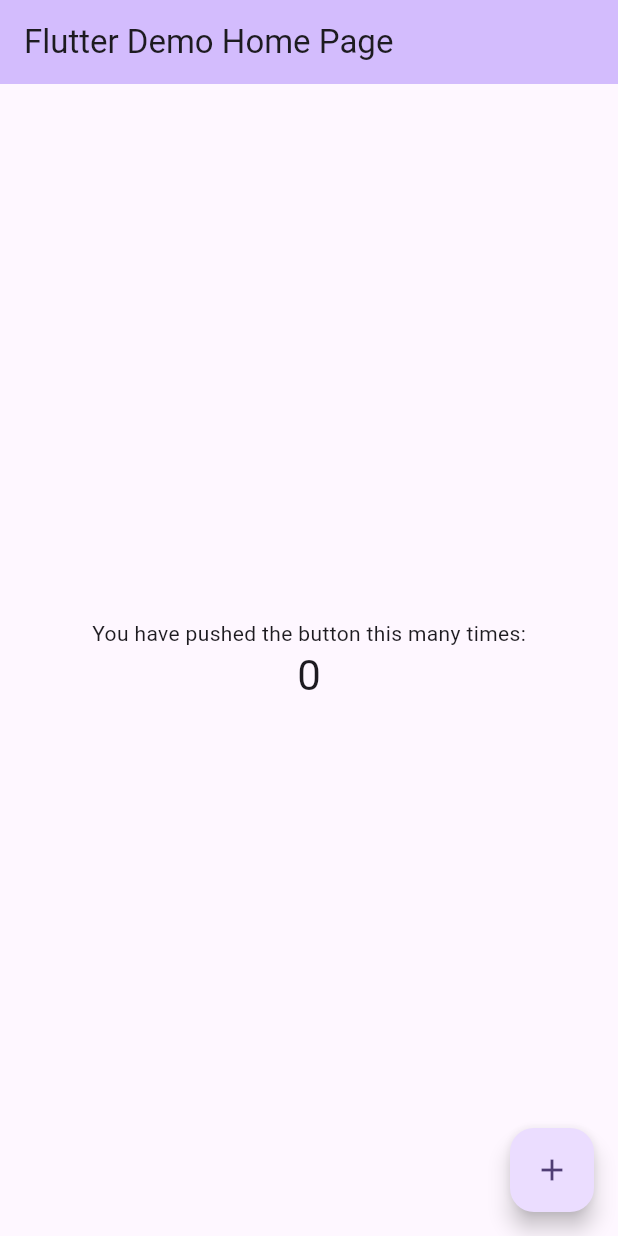
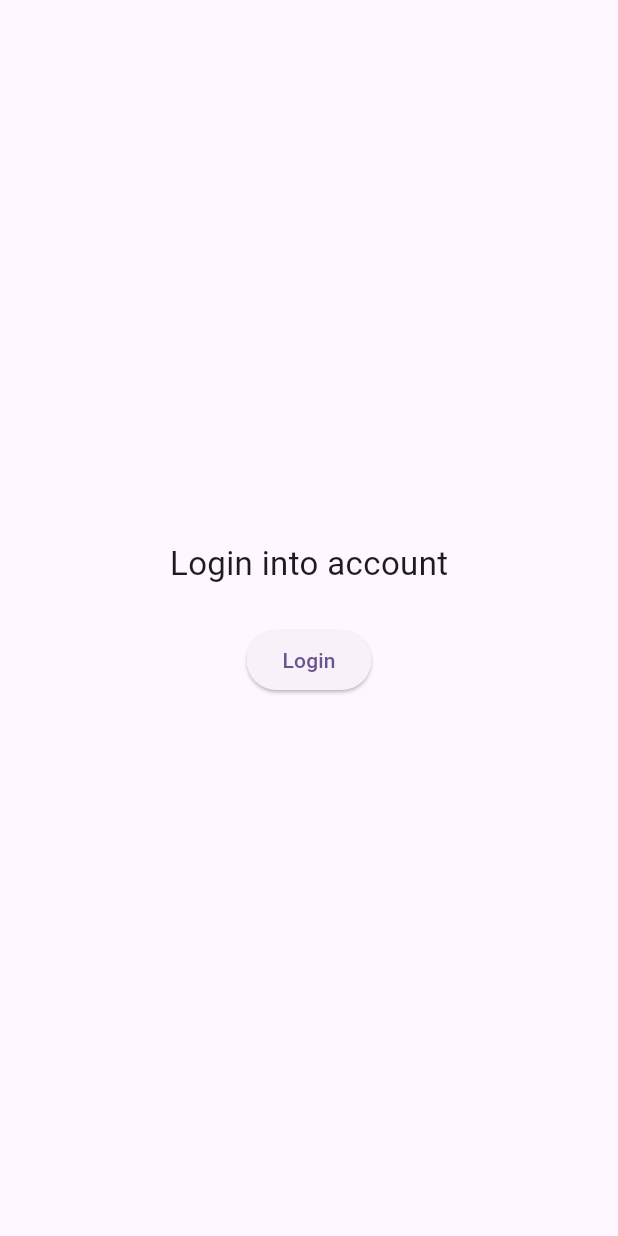
Before and after one commit to lucianogrippa/grippaweb-note-keeper, a Flutter app: the screen it shows after launch, on a phone screen of 412 x 824 dp. Run offline on Flutter 3.47's test engine with Material 3 defaults, Android fonts, the phone set to English and light mode, and no system bars; our stand-ins replace flutter_riverpod, flutter_secure_storage, go_router.

Commit message:
add basic route provider

```diff
--- a/note_keeper/lib/app/domain/user_account.dart
+++ b/note_keeper/lib/app/domain/user_account.dart
@@ -15,4 +15,22 @@ class Account extends User {
 
   Account(this.token, this.login, this.expireDate,
       {required super.name, required super.lastname, required super.username, required super.email});
+
+  factory Account.empty() =>
+      Account('', DateTime.now(), DateTime.now(), name: '',
+          lastname: '',
+          username: '',
+          email: '');
+
+  factory Account.mokAdmin() =>
+      Account('token', DateTime.now(), DateTime.now().add(Duration(days: 5)),
+          name: 'Admin',
+          lastname: 'User',
+          username: 'admin',
+          email: 'admin@prova');
+
+  bool isNotEmptyAccount() {
+    return this.token != '' && this.name != '' && this.lastname != '' &&
+        this.email != '' && this.username != '';
+  }
 }
--- /dev/null
+++ b/note_keeper/lib/app/providers/app_provider.dart
@@ -0,0 +1,6 @@
+import 'package:flutter_riverpod/flutter_riverpod.dart';
+import 'package:note_keeper/app/domain/auth_state.dart';
+import 'package:note_keeper/features/auth/auth_controller.dart';
+
+/// auth provider
+final authProvider = AsyncNotifierProvider<AuthController, AuthState>(AuthController.new);
--- /dev/null
+++ b/note_keeper/lib/app/providers/router_provider.dart
@@ -0,0 +1,68 @@
+import 'package:flutter/material.dart';
+import 'package:flutter_riverpod/flutter_riverpod.dart';
+import 'package:go_router/go_router.dart';
+import 'package:note_keeper/app/domain/auth_state.dart';
+import 'package:note_keeper/app/providers/app_provider.dart';
+import 'package:note_keeper/features/home/home_view.dart';
+import 'package:note_keeper/features/login/login_page.dart';
+
+
+final Map<String, bool> routesAuthList = {
+  "/login": false, // no need protection by session
+  "/login-error": false,
+  '/home': true,
+};
+
+/// define route for entire application
+final routerProvider = Provider<GoRouter>((ref) {
+
+  final notifier = ValueNotifier<int>(0);
+
+  ref.listen(authProvider, (_, _) {
+      notifier.value++;
+  });
+
+  return GoRouter(
+
+    initialLocation: '/home',
+    refreshListenable: notifier,
+    redirect: (context, state) async {
+
+        // before switch route check if the application is authenticated
+        final authState = await ref.watch(authProvider.future);
+        final loggedIn =  authState.status == AuthStatus.authenticated;
+
+        final routeToRedirect = routesAuthList.entries.firstWhere((entry)=>state.matchedLocation.contains(entry.key),
+            orElse: () => MapEntry("-1", false));
+
+        final needAuth = routeToRedirect.value != '-1';
+
+
+        if (needAuth && !loggedIn) {
+          return '/login';
+        }
+
+        if(state.fullPath == '') {
+          // not find match redirect to Home
+          return '/home';
+        }
+
+
+        return state.fullPath;
+    },
+    routes: [
+      GoRoute(
+        path: '/home',
+        builder: (_, _) => const HomePage(),
+      ),
+      GoRoute(
+        path: '/login',
+        builder: (_, _) => const LoginPage(),
+      ),
+      GoRoute(
+        path: '/error-page',
+        builder: (_, _) => const LoginPage(),
+      ),
+    ],
+  );
+});
--- a/note_keeper/lib/features/auth/auth_controller.dart
+++ b/note_keeper/lib/features/auth/auth_controller.dart
@@ -1,13 +1,19 @@
 
 import 'dart:async';
 
+import 'package:flutter/material.dart';
 import 'package:flutter_riverpod/flutter_riverpod.dart';
+import 'package:go_router/go_router.dart';
 import 'package:note_keeper/app/domain/auth_state.dart';
+import 'package:note_keeper/app/domain/user_account.dart';
+import 'package:note_keeper/app/providers/app_provider.dart';
 import 'package:note_keeper/app/services/account_service.dart';
 
 class AuthController extends AsyncNotifier<AuthState> {
 
   final IAccountService accountService = IAccountService.create();
+
+  Account sessionAccount = Account.empty();
 
 
   @override
@@ -19,5 +25,19 @@ class AuthController extends AsyncNotifier<AuthState> {
     return await accountService.checkSession();
   }
 
+  Future<void> authenticate(BuildContext context, String username,
+      String password, String destinationRoute, String errorLoginPath) async {
+    final account = await accountService.login(username, password);
 
+    final autState = await accountService.checkSession();
+
+    if (account.isNotEmptyAccount() && autState.status == AuthStatus.authenticated)  {
+
+      sessionAccount = account;
+      ref.notifyListeners();
+      return;
+    }
+
+    context.go(errorLoginPath);
+  }
 }
--- /dev/null
+++ b/note_keeper/lib/features/login/login_page.dart
@@ -0,0 +1,43 @@
+import 'package:flutter/material.dart';
+import 'package:flutter_riverpod/flutter_riverpod.dart';
+import 'package:go_router/go_router.dart';
+import 'package:note_keeper/app/providers/app_provider.dart';
+
+class LoginPage extends ConsumerWidget {
+  const LoginPage({super.key});
+
+  @override
+  Widget build(
+      BuildContext context,
+      WidgetRef ref,
+      ) {
+    return Scaffold(
+      body: Center(
+
+        child: Column(
+          crossAxisAlignment: CrossAxisAlignment.center,
+          mainAxisAlignment: MainAxisAlignment.center,
+          spacing: 25,
+          children: [
+            Text("Login into account",style: TextStyle(
+              fontSize: 22
+            ),),
+
+            ElevatedButton(
+              onPressed: () async {
+                await ref.read(authProvider.notifier).authenticate(
+                  context,
+                  'admin',
+                  'admin',
+                  '/home',
+                  '/login-error',
+                );
+              },
+              child: const Text('Login'),
+            ),
+          ],
+        ),
+      ),
+    );
+  }
+}
--- a/note_keeper/lib/main.dart
+++ b/note_keeper/lib/main.dart
@@ -1,107 +1,32 @@
 import 'package:flutter/material.dart';
+import 'package:flutter_riverpod/flutter_riverpod.dart';
+import 'package:note_keeper/app/providers/router_provider.dart';
 
-void main() {
-  runApp(const MyApp());
-}
-
-class MyApp extends StatelessWidget {
-  const MyApp({super.key});
+/// Main Application class using router provider
+class MainApp extends ConsumerWidget {
+  const MainApp({super.key});
 
   // This widget is the root of your application.
   @override
-  Widget build(BuildContext context) {
-    return MaterialApp(
+  Widget build(BuildContext context, WidgetRef ref) {
+
+    final router = ref.watch(routerProvider);
+
+    /// Using Material app routing for settings go_router
+    return MaterialApp.router(
+      routerConfig: router,
       title: 'Flutter Demo',
       theme: ThemeData(
         colorScheme: .fromSeed(seedColor: Colors.deepPurple),
-      ),
-      home: const MyHomePage(title: 'Flutter Demo Home Page'),
+      )
     );
   }
 }
 
-class MyHomePage extends StatefulWidget {
-  const MyHomePage({super.key, required this.title});
-
-  // This widget is the home page of your application. It is stateful, meaning
-  // that it has a State object (defined below) that contains fields that affect
-  // how it looks.
-
-  // This class is the configuration for the state. It holds the values (in this
-  // case the title) provided by the parent (in this case the App widget) and
-  // used by the build method of the State. Fields in a Widget subclass are
-  // always marked "final".
-
-  final String title;
-
-  @override
-  State<MyHomePage> createState() => _MyHomePageState();
+void main() {
+  runApp(
+      ProviderScope(
+          child: const MainApp()
+      )
+  );
 }
-
-class _MyHomePageState extends State<MyHomePage> {
-  int _counter = 0;
-
-  void _incrementCounter() {
-    setState(() {
-      // This call to setState tells the Flutter framework that something has
-      // changed in this State, which causes it to rerun the build method below
-      // so that the display can reflect the updated values. If we changed
-      // _counter without calling setState(), then the build method would not be
-      // called again, and so nothing would appear to happen.
-      _counter++;
-    });
-  }
-
-  @override
-  Widget build(BuildContext context) {
-    // This method is rerun every time setState is called, for instance as done
-    // by the _incrementCounter method above.
-    //
-    // The Flutter framework has been optimized to make rerunning build methods
-    // fast, so that you can just rebuild anything that needs updating rather
-    // than having to individually change instances of widgets.
-    return Scaffold(
-      appBar: AppBar(
-        // TRY THIS: Try changing the color here to a specific color (to
-        // Colors.amber, perhaps?) and trigger a hot reload to see the AppBar
-        // change color while the other colors stay the same.
-        backgroundColor: Theme.of(context).colorScheme.inversePrimary,
-        // Here we take the value from the MyHomePage object that was created by
-        // the App.build method, and use it to set our appbar title.
-        title: Text(widget.title),
-      ),
-      body: Center(
-        // Center is a layout widget. It takes a single child and positions it
-        // in the middle of the parent.
-        child: Column(
-          // Column is also a layout widget. It takes a list of children and
-          // arranges them vertically. By default, it sizes itself to fit its
-          // children horizontally, and tries to be as tall as its parent.
-          //
-          // Column has various properties to control how it sizes itself and
-          // how it positions its children. Here we use mainAxisAlignment to
-          // center the children vertically; the main axis here is the vertical
-          // axis because Columns are vertical (the cross axis would be
-          // horizontal).
-          //
-          // TRY THIS: Invoke "debug painting" (choose the "Toggle Debug Paint"
-          // action in the IDE, or press "p" in the console), to see the
-          // wireframe for each widget.
-          mainAxisAlignment: .center,
-          children: [
-            const Text('You have pushed the button this many times:'),
-            Text(
-              '$_counter',
-              style: Theme.of(context).textTheme.headlineMedium,
-            ),
-          ],
-        ),
-      ),
-      floatingActionButton: FloatingActionButton(
-        onPressed: _incrementCounter,
-        tooltip: 'Increment',
-        child: const Icon(Icons.add),
-      ),
-    );
-  }
-}
```
Also changed, not shown: note_keeper/analysis_options.yaml (+8 -0 lines), note_keeper/lib/app/services/account_service.dart (+29 -9 lines), note_keeper/lib/features/home/home_view.dart (added, +27 -0 lines), note_keeper/lib/features/login/login_error.dart (added, +35 -0 lines), note_keeper/pubspec.yaml (+0 -70 lines), note_keeper/lib/app/services/storage_service.dart (renamed from note_keeper/lib/features/auth/storage_service.dart), note_keeper/lib/main_routes.dart (deleted), note_keeper/pubspec.lock, 1 other file.
